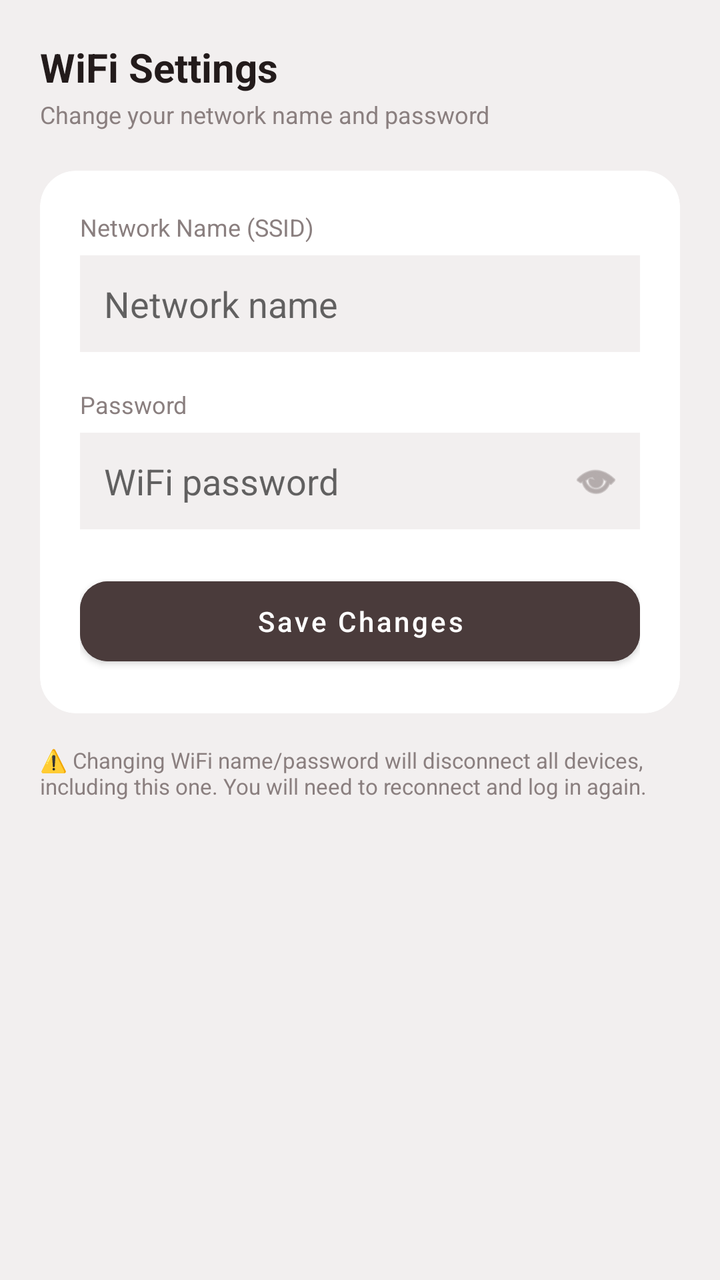
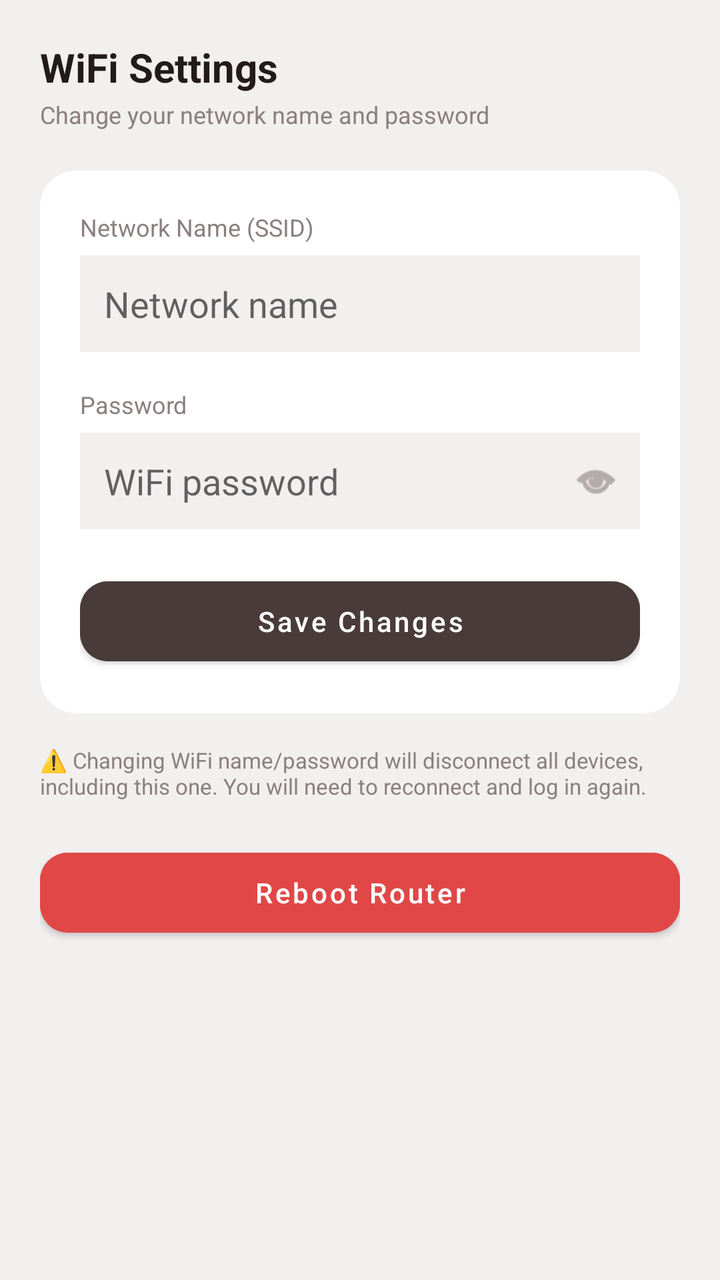

An Android layout rendered at two revisions. The XML below is the earlier revision; the diff shows what the commit changed to produce the second picture.
<!-- AndroidManifest.xml: application theme Theme.AhmadNetGuard -->
<!-- res/layout/activity_wifi_settings.xml -->
<?xml version="1.0" encoding="utf-8"?>
<LinearLayout xmlns:android="http://schemas.android.com/apk/res/android"
    xmlns:app="http://schemas.android.com/apk/res-auto"
    android:layout_width="match_parent"
    android:layout_height="match_parent"
    android:background="@color/bg_screen"
    android:orientation="vertical"
    android:padding="20dp">

    <TextView
        android:layout_width="wrap_content"
        android:layout_height="wrap_content"
        android:text="WiFi Settings"
        android:textColor="@color/text_primary"
        android:textSize="20sp"
        android:textStyle="bold" />

    <TextView
        android:layout_width="wrap_content"
        android:layout_height="wrap_content"
        android:layout_marginTop="2dp"
        android:layout_marginBottom="20dp"
        android:text="Change your network name and password"
        android:textColor="@color/text_secondary"
        android:textSize="12sp" />

    <androidx.cardview.widget.CardView
        android:layout_width="match_parent"
        android:layout_height="wrap_content"
        app:cardCornerRadius="18dp"
        app:cardElevation="0dp"
        app:cardBackgroundColor="@color/card_white">

        <LinearLayout
            android:layout_width="match_parent"
            android:layout_height="wrap_content"
            android:orientation="vertical"
            android:padding="20dp">

            <TextView
                android:layout_width="wrap_content"
                android:layout_height="wrap_content"
                android:text="Network Name (SSID)"
                android:textColor="@color/text_secondary"
                android:textSize="12sp" />

            <EditText
                android:id="@+id/inputSsid"
                android:layout_width="match_parent"
                android:layout_height="wrap_content"
                android:layout_marginTop="6dp"
                android:background="@color/bg_screen"
                android:hint="Network name"
                android:inputType="text"
                android:padding="12dp"
                android:textColor="@color/text_primary" />

            <TextView
                android:layout_width="wrap_content"
                android:layout_height="wrap_content"
                android:layout_marginTop="18dp"
                android:text="Password"
                android:textColor="@color/text_secondary"
                android:textSize="12sp" />

            <FrameLayout
                android:layout_width="match_parent"
                android:layout_height="wrap_content"
                android:layout_marginTop="6dp">

                <EditText
                    android:id="@+id/inputWifiPassword"
                    android:layout_width="match_parent"
                    android:layout_height="wrap_content"
                    android:background="@color/bg_screen"
                    android:hint="WiFi password"
                    android:inputType="textPassword"
                    android:paddingStart="12dp"
                    android:paddingTop="12dp"
                    android:paddingBottom="12dp"
                    android:paddingEnd="44dp"
                    android:textColor="@color/text_primary" />

                <ImageView
                    android:id="@+id/btnToggleWifiPassword"
                    android:layout_width="24dp"
                    android:layout_height="24dp"
                    android:layout_gravity="center_vertical|end"
                    android:layout_marginEnd="10dp"
                    android:src="@android:drawable/ic_menu_view"
                    app:tint="@color/text_secondary" />
            </FrameLayout>

            <TextView
                android:id="@+id/textWifiError"
                android:layout_width="match_parent"
                android:layout_height="wrap_content"
                android:layout_marginTop="14dp"
                android:background="@color/red_bg"
                android:padding="10dp"
                android:textColor="@color/red_blocked"
                android:textSize="12sp"
                android:visibility="gone" />

            <com.google.android.material.button.MaterialButton
                android:id="@+id/btnSaveWifiSettings"
                android:layout_width="match_parent"
                android:layout_height="52dp"
                android:layout_marginTop="20dp"
                android:backgroundTint="@color/brand_dark"
                android:text="Save Changes"
                android:textAllCaps="false"
                android:textColor="@color/card_white"
                app:cornerRadius="14dp" />

            <ProgressBar
                android:id="@+id/progressWifiSave"
                android:layout_width="24dp"
                android:layout_height="24dp"
                android:layout_gravity="center"
                android:layout_marginTop="14dp"
                android:visibility="gone" />

        </LinearLayout>
    </androidx.cardview.widget.CardView>

    <TextView
        android:layout_width="wrap_content"
        android:layout_height="wrap_content"
        android:layout_marginTop="16dp"
        android:text="⚠️ Changing WiFi name/password will disconnect all devices, including this one. You will need to reconnect and log in again."
        android:textColor="@color/text_secondary"
        android:textSize="11sp" />

</LinearLayout>
<!-- resources referenced by this layout -->
<resources>
  <color name="bg_screen">#F2EFEF</color>
  <color name="brand_dark">#4A3B3B</color>
  <color name="card_white">#FFFFFF</color>
  <color name="red_bg">#FCE7E7</color>
  <color name="red_blocked">#E14747</color>
  <color name="text_primary">#231B1B</color>
  <color name="text_secondary">#8A7F7F</color>
  <style name="Theme.AhmadNetGuard" parent="Theme.MaterialComponents.DayNight.NoActionBar">
          <item name="colorPrimary">@color/brand_dark</item>
          <item name="android:windowBackground">@color/bg_screen</item>
      </style>
</resources>

<!-- the commit's change to res/layout/activity_wifi_settings.xml (unified diff, before → after) -->
@@ -132,4 +132,15 @@
         android:textColor="@color/text_secondary"
         android:textSize="11sp" />
 
+    <com.google.android.material.button.MaterialButton
+        android:id="@+id/btnRebootRouter"
+        android:layout_width="match_parent"
+        android:layout_height="52dp"
+        android:layout_marginTop="20dp"
+        android:backgroundTint="@color/red_blocked"
+        android:text="Reboot Router"
+        android:textAllCaps="false"
+        android:textColor="@color/card_white"
+        app:cornerRadius="14dp" />
+
 </LinearLayout>
